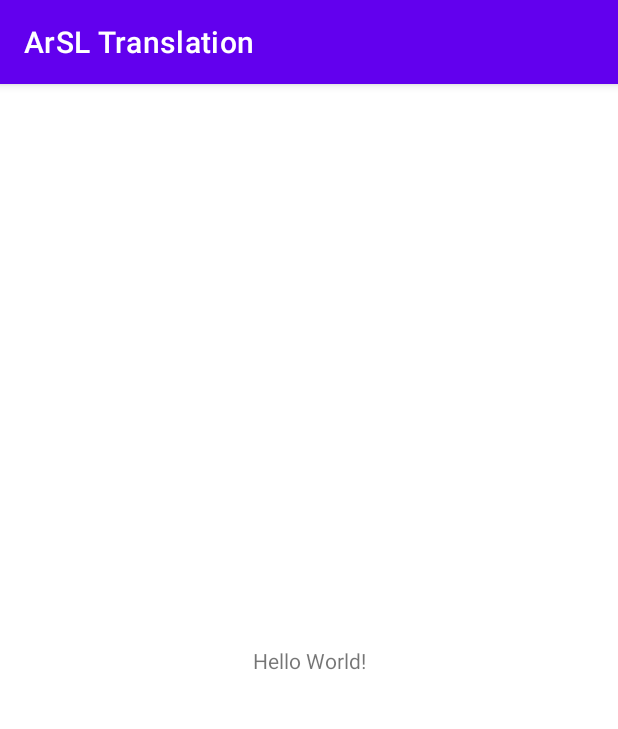
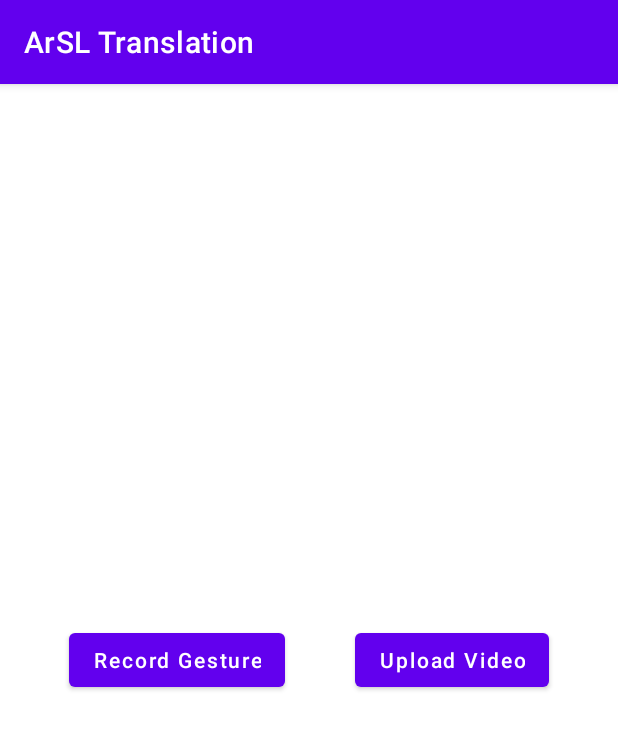
Before and after one commit to lamiselsayed/Senior-Design-Code, an Android app: the screen it shows after launch (MainActivity), on a phone screen of 412 x 824 dp. Shown: the top 729 px of the screen. Run offline under Robolectric (Android 15) with nearby library versions, the light colour scheme and no system bars.

Commit message:
Code to Upload from Gallery/Record Using Camera Permissions Added

```diff
--- a/ArSLTranslation/app/src/main/AndroidManifest.xml
+++ b/ArSLTranslation/app/src/main/AndroidManifest.xml
@@ -1,6 +1,9 @@
 <?xml version="1.0" encoding="utf-8"?>
 <manifest xmlns:android="http://schemas.android.com/apk/res/android"
     xmlns:tools="http://schemas.android.com/tools">
+
+    <uses-permission android:name="android.permission.CAMERA"/>
+    <uses-permission android:name="android.permission.WRITE_EXTERNAL_STORAGE"/>
 
     <application
         android:allowBackup="true"
--- a/ArSLTranslation/app/src/main/res/layout/activity_main.xml
+++ b/ArSLTranslation/app/src/main/res/layout/activity_main.xml
@@ -6,13 +6,26 @@
     android:layout_height="match_parent"
     tools:context=".MainActivity">
 
-    <TextView
+    <Button
+        android:id="@+id/btnRecord"
         android:layout_width="wrap_content"
         android:layout_height="wrap_content"
-        android:text="Hello World!"
+        android:text="Record Gesture"
+        android:textAllCaps="false"
         app:layout_constraintBottom_toBottomOf="parent"
-        app:layout_constraintEnd_toEndOf="parent"
+        app:layout_constraintEnd_toStartOf="@id/btnUploadVid"
         app:layout_constraintStart_toStartOf="parent"
         app:layout_constraintTop_toTopOf="parent" />
 
+    <Button
+        android:id="@+id/btnUploadVid"
+        android:layout_width="wrap_content"
+        android:layout_height="wrap_content"
+        android:text="Upload Video"
+        android:textAllCaps="false"
+        app:layout_constraintBottom_toBottomOf="parent"
+        app:layout_constraintEnd_toEndOf="parent"
+        app:layout_constraintStart_toEndOf="@id/btnRecord"
+        app:layout_constraintTop_toTopOf="parent"/>
+
 </androidx.constraintlayout.widget.ConstraintLayout>
```
Also changed, not shown: ArSLTranslation/app/src/main/java/com/example/arslTranslation/MainActivity.java (+114 -0 lines).
